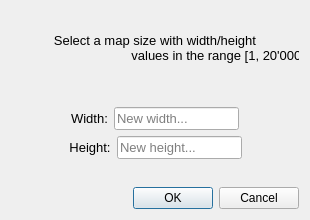
The window that src/ui/modal/resize_dialog.ui (albin-johansson/tactile) describes before a commit, drawn with Qt 5.
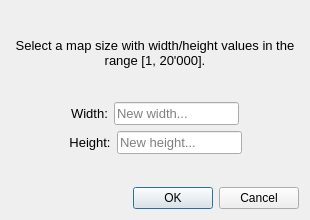
The same window after the commit.

The edit to the form file:
```diff
--- a/src/ui/modal/resize_dialog.ui
+++ b/src/ui/modal/resize_dialog.ui
@@ -56,13 +56,14 @@
                                 </font>
                             </property>
                             <property name="text">
-                                <string>Select a map size with width/height
-                                    values in the range [1, 20'000].
-                                </string>
+        <string>Select a map size with width/height values in the range [1, 20'000].</string>
                             </property>
                             <property name="alignment">
                                 <set>Qt::AlignCenter</set>
                             </property>
+       <property name="wordWrap">
+        <bool>true</bool>
+       </property>
                         </widget>
                     </item>
                     <item>
```
Left out of the diff: 2 changed lines with no effect on the pictures. Lines whose indentation alone changed are shown as unchanged.
